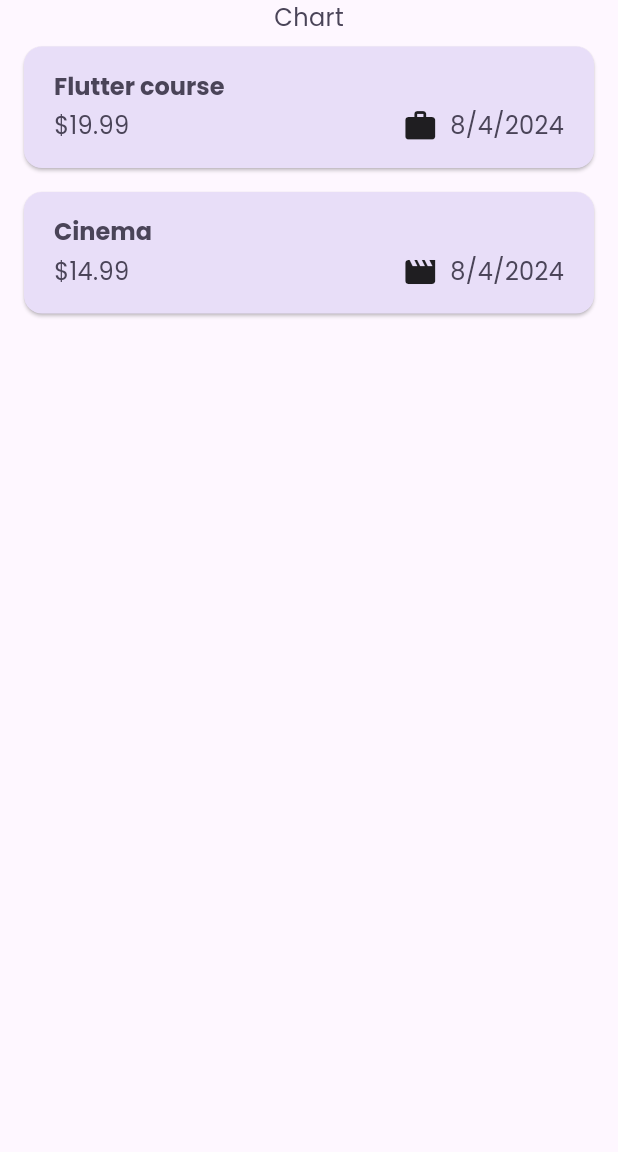
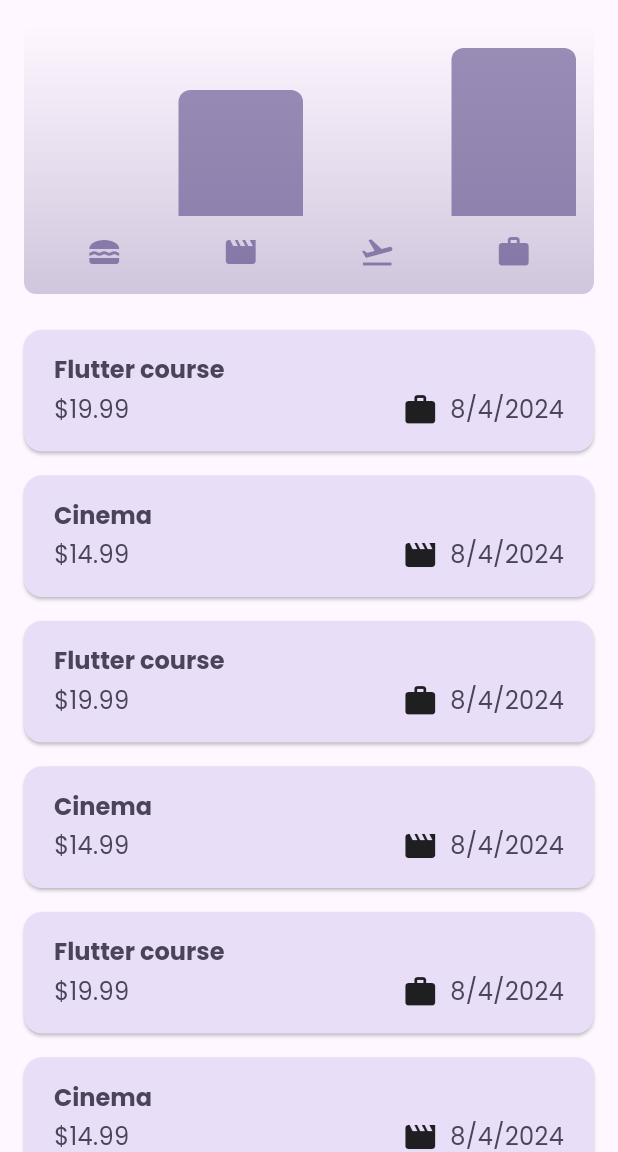
Before and after one commit to Rohit-Chandra-007/expense_tracker, a Flutter app: the screen it shows after launch, on a phone screen of 412 x 824 dp, the part 84-1236 px from its top. Run offline on Flutter 3.47's test engine with Material 3 defaults, Android fonts, the phone set to English and light mode, and no system bars; our stand-ins replace google_fonts.

```diff
--- a/lib/main.dart
+++ b/lib/main.dart
@@ -1,6 +1,7 @@
 import 'package:expense_tracker/screens/expenses_screen.dart';
 import 'package:expense_tracker/themes/expense_theme.dart';
 import 'package:flutter/material.dart';
+import 'package:flutter/services.dart';
 
 void main() {
   WidgetsFlutterBinding.ensureInitialized();
@@ -12,4 +13,9 @@ void main() {
       home: const ExpensesScreen(),
     ),
   );
+  // SystemChrome.setPreferredOrientations([
+  //   DeviceOrientation.portraitUp,
+  // ]).then(
+  //   (value) => ,
+  // );
 }
--- a/lib/model/expense.dart
+++ b/lib/model/expense.dart
@@ -8,7 +8,7 @@ const uuid = Uuid();
 
 enum Category { food, travel, leisure, work }
 
-const categoryIcon = {
+const categoryIcons = {
   Category.food: Icons.lunch_dining,
   Category.travel: Icons.flight_takeoff,
   Category.leisure: Icons.movie,
@@ -32,3 +32,25 @@ class Expense {
     return formatter.format(date);
   }
 }
+
+class ExpenseBucket {
+  final Category category;
+  final List<Expense> expenses;
+
+  ExpenseBucket({required this.category, required this.expenses});
+
+  ExpenseBucket.forCategory(List<Expense> allExpenses, this.category)
+      : expenses = allExpenses
+            .where(
+              (expense) => expense.category == category,
+            )
+            .toList();
+
+  double get totalExpenses {
+    double sum = 0;
+    for (final expense in expenses) {
+      sum += expense.amount;
+    }
+    return sum;
+  }
+}
--- a/lib/screens/add_new_expense.dart
+++ b/lib/screens/add_new_expense.dart
@@ -49,8 +49,13 @@ class _AddNewExpenseState extends State<AddNewExpense> {
 
   @override
   Widget build(BuildContext context) {
-    return Padding(
-      padding: const EdgeInsets.fromLTRB(16.0, 48.0, 16.0, 16.0),
+    final keyBoardSpace = MediaQuery.of(context).viewInsets.bottom;
+    return SizedBox(
+      height: double.infinity,
+      width: double.infinity,
+      child: SingleChildScrollView(
+        child: Padding(
+          padding: EdgeInsets.fromLTRB(16.0, 48.0, 16.0, keyBoardSpace + 16.0),
           child: Column(
             children: [
               TextField(
@@ -65,7 +70,8 @@ class _AddNewExpenseState extends State<AddNewExpense> {
                   Expanded(
                     flex: 1,
                     child: TextField(
-                  controller: _amountController, // Use _amountController here
+                      controller:
+                          _amountController, // Use _amountController here
                       keyboardType: TextInputType.number,
                       decoration: const InputDecoration(
                         label: Text('Amount'),
@@ -138,6 +144,8 @@ class _AddNewExpenseState extends State<AddNewExpense> {
               ]),
             ],
           ),
+        ),
+      ),
     );
   }
 
--- a/lib/screens/expenses_screen.dart
+++ b/lib/screens/expenses_screen.dart
@@ -1,5 +1,6 @@
 import 'package:expense_tracker/model/expense.dart';
 import 'package:expense_tracker/screens/add_new_expense.dart';
+import 'package:expense_tracker/widgets/chart/chart.dart';
 import 'package:expense_tracker/widgets/expenses_list.dart';
 import 'package:flutter/material.dart';
 
@@ -25,12 +26,50 @@ class _ExpensesScreenState extends State<ExpensesScreen> {
       amount: 14.99,
       date: DateTime.now(),
       category: Category.leisure,
+    ),
+    Expense(
+      title: 'Flutter course',
+      amount: 19.99,
+      date: DateTime.now(),
+      category: Category.work,
+    ),
+    Expense(
+      title: 'Cinema',
+      amount: 14.99,
+      date: DateTime.now(),
+      category: Category.leisure,
+    ),
+    Expense(
+      title: 'Flutter course',
+      amount: 19.99,
+      date: DateTime.now(),
+      category: Category.work,
+    ),
+    Expense(
+      title: 'Cinema',
+      amount: 14.99,
+      date: DateTime.now(),
+      category: Category.leisure,
+    ),
+    Expense(
+      title: 'Flutter course',
+      amount: 19.99,
+      date: DateTime.now(),
+      category: Category.work,
+    ),
+    Expense(
+      title: 'Cinema',
+      amount: 14.99,
+      date: DateTime.now(),
+      category: Category.leisure,
     )
   ];
 
   void _openAddExpenseOverlay() {
     showModalBottomSheet(
       isScrollControlled: true,
+      useSafeArea: true,
+
       context: context,
       builder: (context) => AddNewExpense(onAddExpense: _addExpense),
     );
@@ -66,6 +105,7 @@ class _ExpensesScreenState extends State<ExpensesScreen> {
 
   @override
   Widget build(BuildContext context) {
+    final widthSize = MediaQuery.of(context).size.width;
     Widget mainContent = const Center(
       child: Text('No Expense found here. Start adding some'),
     );
@@ -80,22 +120,35 @@ class _ExpensesScreenState extends State<ExpensesScreen> {
       appBar: AppBar(
         title: const Text(
           'Expense Tracker',
-
         ),
-
         actions: [
           IconButton(
             onPressed: _openAddExpenseOverlay,
             icon: const Icon(
               Icons.add,
-
             ),
           )
         ],
       ),
-      body: Column(
+      body: widthSize < 600
+          ? Column(
               children: [
-          const Text('Chart'),
+                Chart(
+                  expenses: _registeredExpense,
+                ),
+                Expanded(
+                  child: mainContent,
+                ),
+              ],
+            )
+          : Row(
+              crossAxisAlignment: CrossAxisAlignment.start,
+              children: [
+                Flexible(
+                  child: Chart(
+                    expenses: _registeredExpense,
+                  ),
+                ),
                 Expanded(
                   child: mainContent,
                 ),
--- /dev/null
+++ b/lib/widgets/chart/chart.dart
@@ -0,0 +1,95 @@
+import 'package:expense_tracker/model/expense.dart';
+import 'package:flutter/material.dart';
+
+import 'package:expense_tracker/widgets/chart/chart_bar.dart';
+
+class Chart extends StatelessWidget {
+  const Chart({super.key, required this.expenses});
+
+  final List<Expense> expenses;
+
+  List<ExpenseBucket> get buckets {
+    return [
+      ExpenseBucket.forCategory(expenses, Category.food),
+      ExpenseBucket.forCategory(expenses, Category.leisure),
+      ExpenseBucket.forCategory(expenses, Category.travel),
+      ExpenseBucket.forCategory(expenses, Category.work),
+    ];
+  }
+
+  double get maxTotalExpense {
+    double maxTotalExpense = 0;
+
+    for (final bucket in buckets) {
+      if (bucket.totalExpenses > maxTotalExpense) {
+        maxTotalExpense = bucket.totalExpenses;
+      }
+    }
+
+    return maxTotalExpense;
+  }
+
+  @override
+  Widget build(BuildContext context) {
+    final isDarkMode =
+        MediaQuery.of(context).platformBrightness == Brightness.dark;
+    return Container(
+      margin: const EdgeInsets.all(16),
+      padding: const EdgeInsets.symmetric(
+        vertical: 16,
+        horizontal: 8,
+      ),
+      width: double.infinity,
+      height: 180,
+      decoration: BoxDecoration(
+        borderRadius: BorderRadius.circular(8),
+        gradient: LinearGradient(
+          colors: [
+            Theme.of(context).colorScheme.primary.withOpacity(0.3),
+            Theme.of(context).colorScheme.primary.withOpacity(0.0)
+          ],
+          begin: Alignment.bottomCenter,
+          end: Alignment.topCenter,
+        ),
+      ),
+      child: Column(
+        children: [
+          Expanded(
+            child: Row(
+              crossAxisAlignment: CrossAxisAlignment.end,
+              children: [
+                for (final bucket in buckets) // alternative to map()
+                  ChartBar(
+                    fill: bucket.totalExpenses == 0
+                        ? 0
+                        : bucket.totalExpenses / maxTotalExpense,
+                  )
+              ],
+            ),
+          ),
+          const SizedBox(height: 12),
+          Row(
+            children: buckets
+                .map(
+                  (bucket) => Expanded(
+                    child: Padding(
+                      padding: const EdgeInsets.symmetric(horizontal: 4),
+                      child: Icon(
+                        categoryIcons[bucket.category],
+                        color: isDarkMode
+                            ? Theme.of(context).colorScheme.secondary
+                            : Theme.of(context)
+                                .colorScheme
+                                .primary
+                                .withOpacity(0.7),
+                      ),
+                    ),
+                  ),
+                )
+                .toList(),
+          )
+        ],
+      ),
+    );
+  }
+}
--- /dev/null
+++ b/lib/widgets/chart/chart_bar.dart
@@ -0,0 +1,34 @@
+import 'package:flutter/material.dart';
+
+class ChartBar extends StatelessWidget {
+  const ChartBar({
+    super.key,
+    required this.fill,
+  });
+
+  final double fill;
+
+  @override
+  Widget build(BuildContext context) {
+    final isDarkMode =
+        MediaQuery.of(context).platformBrightness == Brightness.dark;
+    return Expanded(
+      child: Padding(
+        padding: const EdgeInsets.symmetric(horizontal: 4),
+        child: FractionallySizedBox(
+          heightFactor: fill,
+          child: DecoratedBox(
+            decoration: BoxDecoration(
+              shape: BoxShape.rectangle,
+              borderRadius:
+                  const BorderRadius.vertical(top: Radius.circular(8)),
+              color: isDarkMode
+                  ? Theme.of(context).colorScheme.secondary
+                  : Theme.of(context).colorScheme.primary.withOpacity(0.65),
+            ),
+          ),
+        ),
+      ),
+    );
+  }
+}
--- a/lib/widgets/expense_item.dart
+++ b/lib/widgets/expense_item.dart
@@ -30,7 +30,7 @@ class ExpenseItem extends StatelessWidget {
                   const Spacer(),
                   Row(
                     children: [
-                      Icon(categoryIcon[expense.category]),
+                      Icon(categoryIcons[expense.category]),
                       const SizedBox(
                         width: 8,
                       ),
```
Lines whose indentation alone changed are shown as unchanged.
